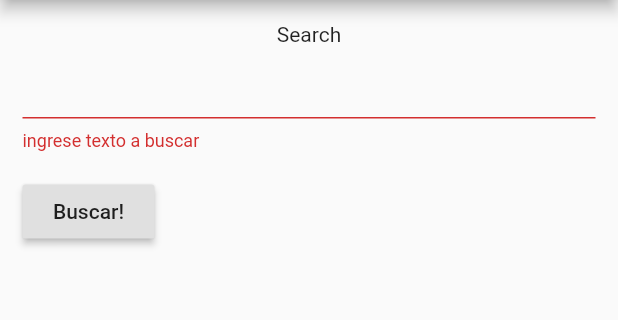
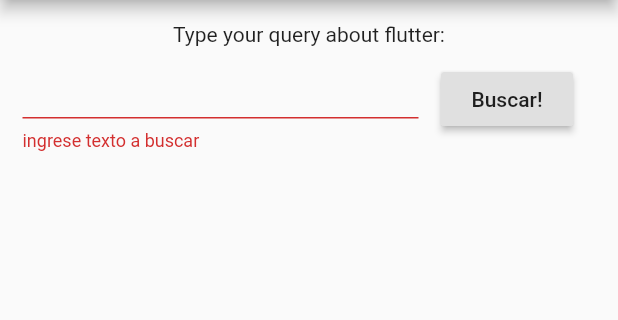
Before and after one commit to Tefi1291/FlutterHackathon, a Flutter app: the screen it shows after launch, after a tap on "Buscar!", on a phone screen of 412 x 824 dp, the part 84-404 px from its top. Run offline on Flutter 3.47's test engine with Material 2 defaults, Android fonts, the phone set to English and light mode, and no system bars.

Commit message:
img bug fixed

```diff
--- a/fly_code/lib/main.dart
+++ b/fly_code/lib/main.dart
@@ -36,6 +36,7 @@ class MyApp extends StatelessWidget {
 
 class HomePage extends StatelessWidget {
   final String title;
+  final String searchTextHeader = "Type your query about flutter:";
 
   HomePage({Key key, this.title}) : super(key: key);
 
@@ -49,22 +50,23 @@ class HomePage extends StatelessWidget {
         children: <Widget>[
           Center(
             child: Column(
+              //crossAxisAlignment: CrossAxisAlignment.stretch,
               children: <Widget>[
 //                Column(
 //                  children: <Widget>[
 //                    Padding(
 //                      padding: const EdgeInsets.all(8.0),
 //                      child: Container(
-//                        child: Center(child: Image.asset('flycode.jpg', fit: BoxFit.fill,)),
+//                        child: Center(child: Image.asset('assets/flycode.jpg', fit: BoxFit.fill,)),
 //                        margin: EdgeInsets.symmetric(vertical: 60.0),
-//                        width: 280.0,
+//                        width: 28.0,
 //                      ),
 //                    ),
 //                  ],
 //                ),
                 Text(
-                  "Search",
-                  textAlign: TextAlign.center,
+                  this.searchTextHeader,
+                  textAlign: TextAlign.end,
                 ),
                 SearchForm()
               ],
--- a/fly_code/lib/searchForm.dart
+++ b/fly_code/lib/searchForm.dart
@@ -17,20 +17,21 @@ class _SearchForm extends State<SearchForm> {
     // TODO: implement build
     return Form(
         key: _formKey,
-        child: Column(
-
-            crossAxisAlignment: CrossAxisAlignment.start,
+        child: Row(
+            crossAxisAlignment: CrossAxisAlignment.center,
             children: <Widget>[
-              TextFormField(
-                validator: (value) {
-                  if (value.isEmpty) {
-                    return 'ingrese texto a buscar';
-                  }
-                  _query = value;
-                },
+              new Flexible(
+                child: TextFormField(
+                  validator: (_query) {
+                    if (_query.isEmpty) {
+                      return 'ingrese texto a buscar';
+                    }
+                    //_query = value;
+                  },
+                ),
               ),
               Padding(
-                padding: const EdgeInsets.symmetric(vertical: 16.0),
+                padding: EdgeInsets.symmetric(horizontal: 15),
                 child: RaisedButton(
                   onPressed: () {
                     // Validate will return true if the form is valid, or false if
@@ -38,8 +39,10 @@ class _SearchForm extends State<SearchForm> {
                     if (_formKey.currentState.validate()) {
                       // Process data.
 
-                      Navigator.push(context,
-                        MaterialPageRoute(builder: (context) => SearchPage(_query)),
+                      Navigator.push(
+                        context,
+                        MaterialPageRoute(
+                            builder: (context) => SearchPage(_query)),
                       );
                     }
                   },
--- a/fly_code/pubspec.yaml
+++ b/fly_code/pubspec.yaml
@@ -42,8 +42,8 @@ flutter:
   uses-material-design: true
 
   # To add assets to your application, add an assets section, like this:
-  #assets:
-    #- fly_code.jpg
+  assets:
+    - assets/
   #  - images/a_dot_ham.jpeg
 
   # An image asset can refer to one or more resolution-specific "variants", see
```
